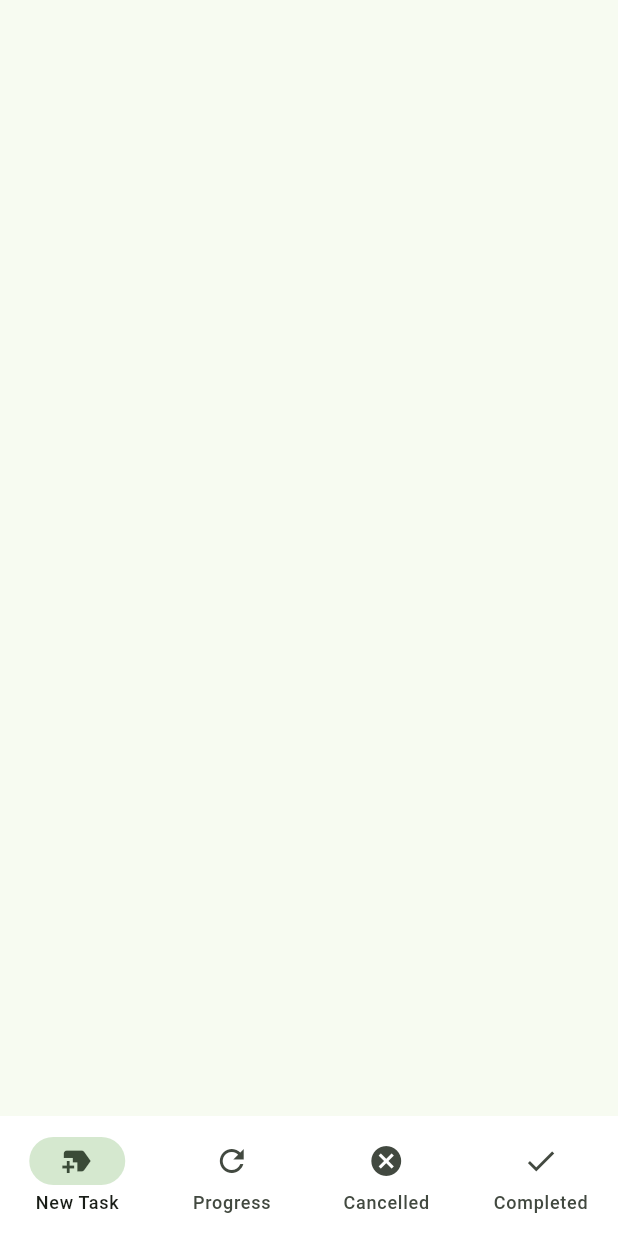
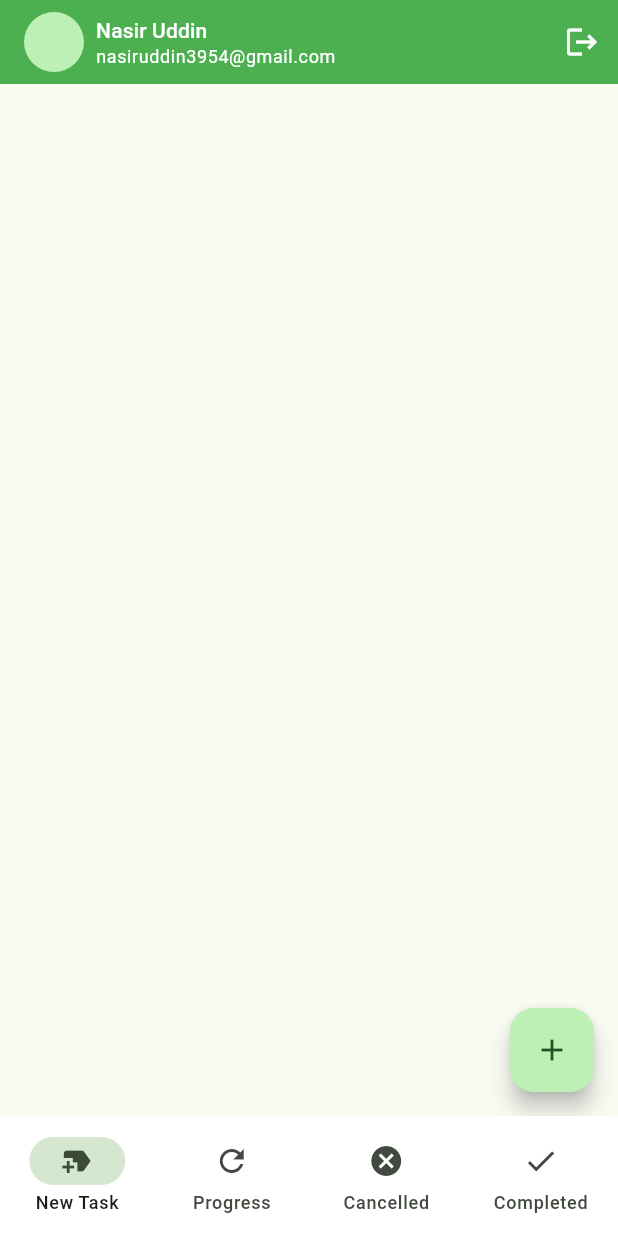
Before and after one commit to nasir-uddin-dev/Task_Management_App, a Flutter app: the MainNavBarHolderScreen screen opened directly, on a phone screen of 412 x 824 dp. Run offline on Flutter 3.47's test engine with Material 3 defaults, Android fonts, the phone set to English and light mode, and no system bars; our stand-ins replace flutter_svg, pin_code_fields.

Commit message:
task_main

```diff
--- a/lib/ui/screen/main_nav_bar_holder_screen.dart
+++ b/lib/ui/screen/main_nav_bar_holder_screen.dart
@@ -1,4 +1,7 @@
 import 'package:flutter/material.dart';
+import 'package:task_management_app/ui/screen/progress_task_screen.dart';
+
+import '../widgets/tm_app_bar.dart';
 
 class MainNavBarHolderScreen extends StatefulWidget {
   const MainNavBarHolderScreen({super.key});
@@ -9,10 +12,18 @@ class MainNavBarHolderScreen extends StatefulWidget {
 
 class _MainNavBarHolderScreenState extends State<MainNavBarHolderScreen> {
   int _selectedIndex = 0; //private variable_name
+  final List<Widget> _screens = [
+    ProgressTaskScreen(),
+    ProgressTaskScreen(),
+    ProgressTaskScreen(),
+    ProgressTaskScreen(),
+  ];
+
   @override
   Widget build(BuildContext context) {
     return Scaffold(
-        appBar: AppBar(),
+        appBar: THAppBar(),
+        body: _screens[_selectedIndex],
         bottomNavigationBar: NavigationBar(
             //Creates a Material 3 Navigation Bar component.
             backgroundColor: Colors.white,
@@ -26,9 +37,10 @@ class _MainNavBarHolderScreenState extends State<MainNavBarHolderScreen> {
             },
             destinations: [
               NavigationDestination(
-                icon: Icon(Icons.new_label,),
+                icon: Icon(
+                  Icons.new_label,
+                ),
                 label: "New Task",
-
               ),
               NavigationDestination(
                   icon: Icon(Icons.refresh), label: "Progress"),
--- /dev/null
+++ b/lib/ui/screen/progress_task_screen.dart
@@ -0,0 +1,20 @@
+import 'package:flutter/material.dart';
+
+class ProgressTaskScreen extends StatefulWidget {
+  const ProgressTaskScreen({super.key});
+
+  @override
+  State<ProgressTaskScreen> createState() => _ProgressTaskScreenState();
+}
+
+class _ProgressTaskScreenState extends State<ProgressTaskScreen> {
+  @override
+  Widget build(BuildContext context) {
+    return Scaffold(
+      floatingActionButton: FloatingActionButton(
+        onPressed: () {},
+        child: Icon(Icons.add),
+      ),
+    );
+  }
+}
--- /dev/null
+++ b/lib/ui/widgets/tm_app_bar.dart
@@ -0,0 +1,47 @@
+import 'package:flutter/material.dart';
+
+class THAppBar extends StatelessWidget  implements PreferredSizeWidget{
+  const THAppBar({
+    super.key,
+  });
+
+  @override
+  Widget build(BuildContext context) {
+    return AppBar(
+      backgroundColor: Colors.green,
+      title: Row(
+        spacing: 8,
+        children: [
+          CircleAvatar(),
+          Column(
+            crossAxisAlignment: CrossAxisAlignment.start,
+            children: [
+              Text(
+                "Nasir Uddin",
+                style: Theme.of(context)
+                    .textTheme
+                    .titleSmall
+                    ?.copyWith(color: Colors.white),
+              ),
+              Text(
+                "nasiruddin3954@gmail.com",
+                style: Theme.of(context)
+                    .textTheme
+                    .bodySmall
+                    ?.copyWith(color: Colors.white),
+              )
+            ],
+          ),
+
+        ],
+      ),
+      actions: [
+        IconButton(onPressed: (){}, icon: Icon(Icons.logout, color: Colors.white,))
+      ],
+    );
+  }
+
+  @override
+  // TODO: implement preferredSize
+  Size get preferredSize => Size.fromHeight(56);
+}
```
Also changed, not shown: lib/ui/widgets/app_bar.dart (deleted).
